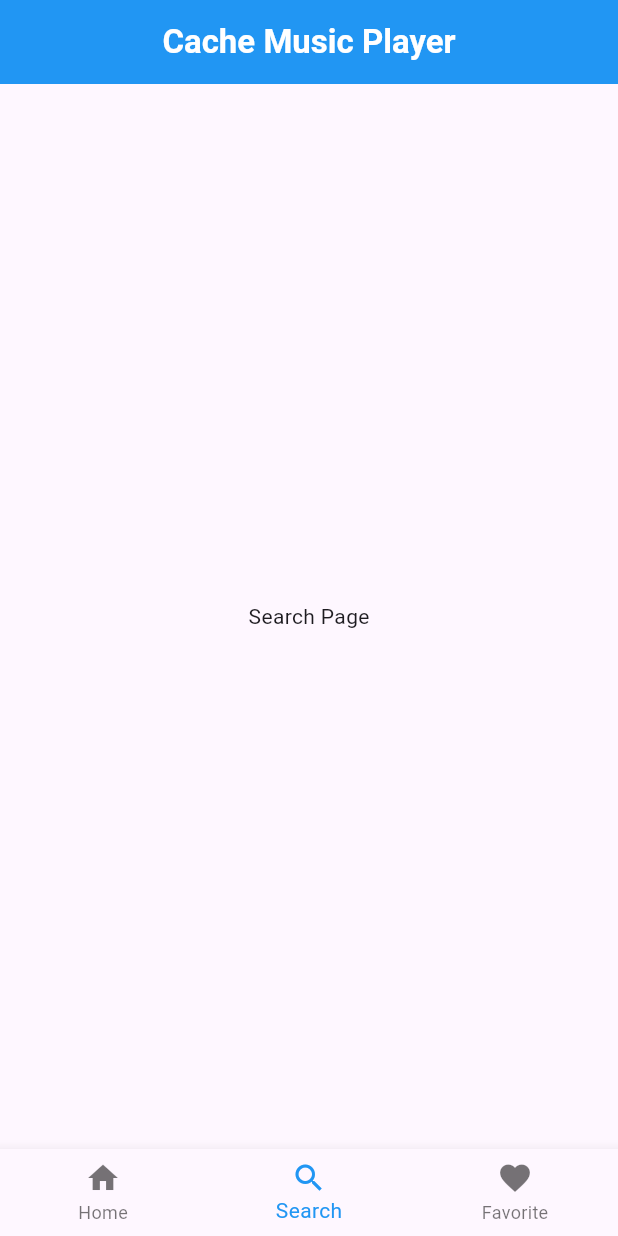
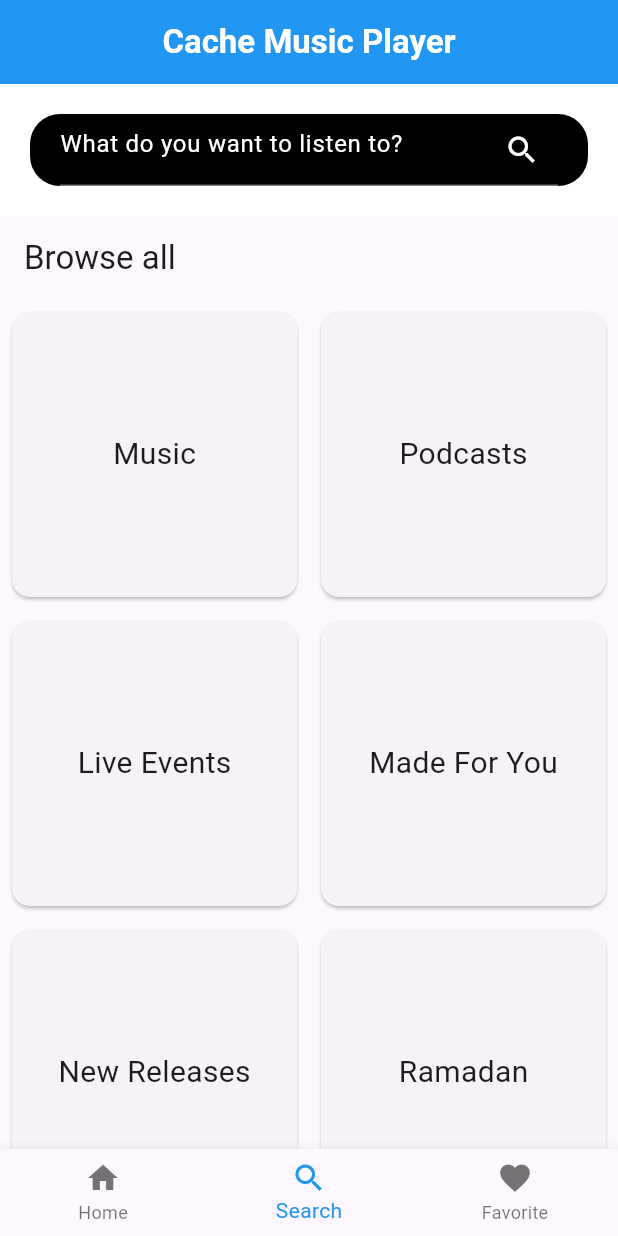
Before and after one commit to Micc1234/Cache-Music-Player, a Flutter app: the screen it shows after launch, item 2 of the bottom bar chosen, on a phone screen of 412 x 824 dp. Run offline on Flutter 3.47's test engine with Material 3 defaults, Android fonts, the phone set to English and light mode, and no system bars; network calls fail.

Commit message:
Mengerjakan Search Page beserta widget widget di page tersebut ~Dylan

```diff
--- a/lib/screens/search_page.dart
+++ b/lib/screens/search_page.dart
@@ -1,13 +1,23 @@
+import 'package:cache_music_player/widgets/categories.dart';
 import 'package:flutter/material.dart';
+import 'package:cache_music_player/widgets/search_bar.dart' as CustomSearchBar;
 
 class SearchPage extends StatelessWidget {
-  const SearchPage({super.key});
+  const SearchPage({Key? key});
 
   @override
   Widget build(BuildContext context) {
     return Scaffold(
-        body: Center(
-      child: Text("Search Page"),
-    ));
+      backgroundColor: Colors.white,
+      body: Column(
+        children: [
+          Container(
+            child: CustomSearchBar.SearchBar(),
+            padding: EdgeInsets.all(20),
+          ),
+          Expanded(child: Browser())
+        ],
+      ),
+    );
   }
 }
--- /dev/null
+++ b/lib/widgets/categories.dart
@@ -0,0 +1,52 @@
+import 'package:flutter/material.dart';
+
+class Browser extends StatelessWidget {
+  Browser({Key? key}) : super(key: key);
+
+  List<String> categories = [
+    "Music",
+    "Podcasts",
+    "Live Events",
+    "Made For You",
+    "New Releases",
+    "Ramadan",
+    "Pop",
+    "Musik Indonesia",
+    "Podcast Charts",
+    "Podcast New Releases",
+    "Video Podcasts",
+    "Only On Spotify"
+  ];
+
+  @override
+  Widget build(BuildContext context) {
+    return Scaffold(
+      appBar: AppBar(
+        title: Text('Browse all'),
+      ),
+      body: GridView.builder(
+        gridDelegate: SliverGridDelegateWithFixedCrossAxisCount(
+          crossAxisCount: 2,
+        ),
+        itemCount: categories.length,
+        itemBuilder: (BuildContext context, int index) {
+          return Card(
+            margin: EdgeInsets.all(8),
+            child: InkWell(
+              onTap: () {
+                // Implementasi aksi yang ingin dilakukan ketika item diklik
+                print('Item ${categories[index]} clicked');
+              },
+              child: Center(
+                child: Text(
+                  categories[index],
+                  style: TextStyle(fontSize: 20),
+                ),
+              ),
+            ),
+          );
+        },
+      ),
+    );
+  }
+}
--- /dev/null
+++ b/lib/widgets/search_bar.dart
@@ -0,0 +1,43 @@
+import 'package:flutter/material.dart';
+
+class SearchBar extends StatefulWidget {
+  @override
+  _SearchBarState createState() => _SearchBarState();
+}
+
+class _SearchBarState extends State<SearchBar> {
+  TextEditingController _searchController = TextEditingController();
+
+  @override
+  void dispose() {
+    // Clean up the controller when the widget is disposed
+    _searchController.dispose();
+    super.dispose();
+  }
+
+  @override
+  Widget build(BuildContext context) {
+    return Container(
+      padding: EdgeInsets.fromLTRB(20, 0, 20, 0),
+      decoration: BoxDecoration(
+        borderRadius: BorderRadius.circular(20),
+        color: Colors.black,
+      ),
+      child: TextField(
+        controller: _searchController,
+        style: TextStyle(color: Colors.white),
+        decoration: InputDecoration(
+          hintText: 'What do you want to listen to?',
+          hintStyle: TextStyle(color: Colors.white),
+          suffixIcon: IconButton(
+            icon: Icon(Icons.search, color: Colors.white),
+            onPressed: () {
+              // Perform search action here, using _searchController.text
+              print('Search: ${_searchController.text}');
+            },
+          ),
+        ),
+      ),
+    );
+  }
+}
```
